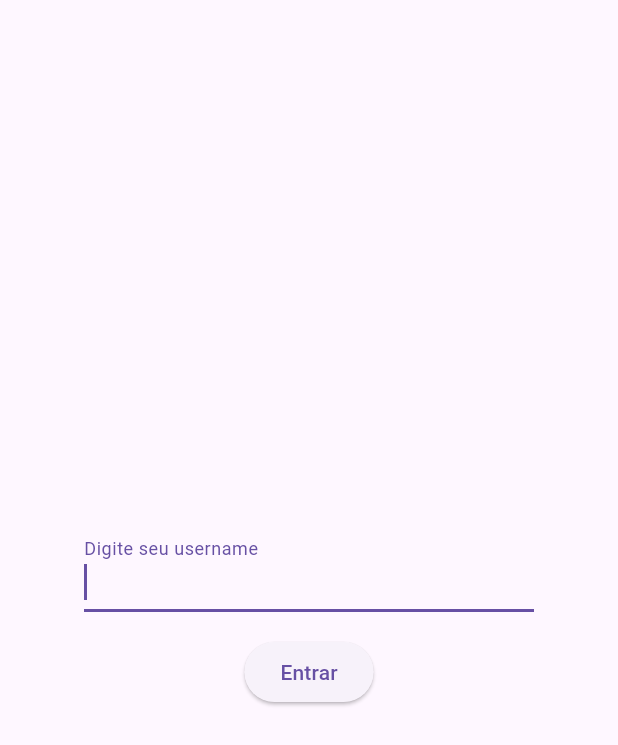
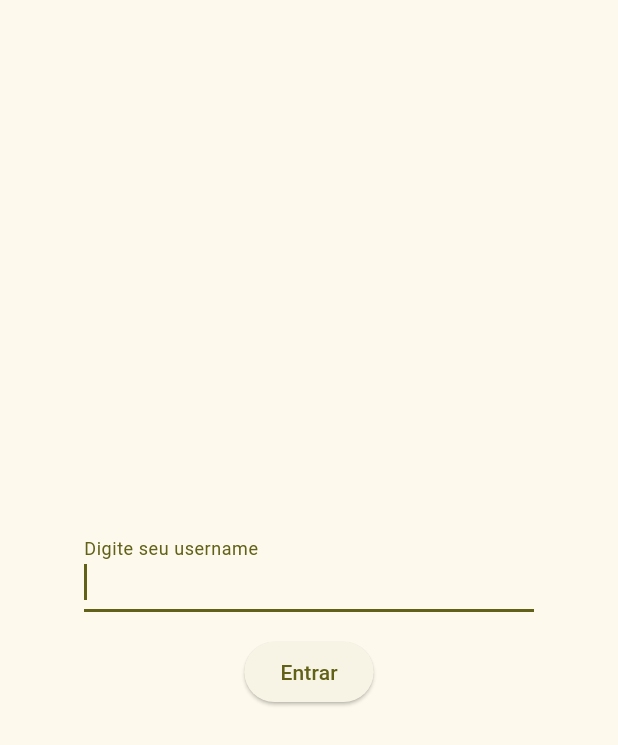
Before and after one commit to iugmali/flutter_webchat, a Flutter app: the screen it shows after launch, on a phone screen of 412 x 824 dp. Shown: the top 745 px of the screen. Run offline on Flutter 3.47's test engine with Material 3 defaults, Android fonts, the phone set to English and light mode, and no system bars; our stand-ins replace flutter_mobx, get_it, google_fonts, mobx, socket_io_client; generated files the repository leaves out were written again; network calls fail.

Commit message:
style: alter light color scheme

```diff
--- a/lib/webchat.dart
+++ b/lib/webchat.dart
@@ -2,8 +2,6 @@ import 'package:flutter/material.dart';
 import 'package:flutter_webchat/screens/welcome/welcome_screen.dart';
 import 'package:provider/provider.dart';
 import 'package:flutter_webchat/services/dark_mode_service.dart';
-
-
 
 class Webchat extends StatelessWidget {
   const Webchat({super.key});
@@ -19,8 +17,14 @@ class Webchat extends StatelessWidget {
         return MaterialApp(
           title: 'Webchat',
           theme: darkModeService.darkMode
-              ? ThemeData.dark(useMaterial3: true,)
-              : ThemeData(useMaterial3: true,),
+              ? ThemeData.dark(
+                  useMaterial3: true,
+                )
+              : ThemeData(
+                  colorScheme: ColorScheme.fromSeed(seedColor:
+                      const Color.fromARGB(255, 57, 57, 30)),
+                  useMaterial3: true,
+                ),
           home: WelcomeScreen(),
         );
       }),
```
